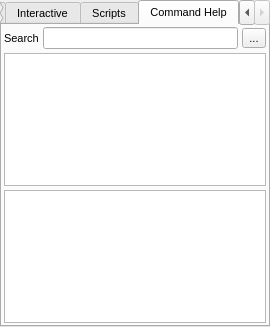
Qt form src/gui/command.ui (trisyoungs/aten) before a commit.
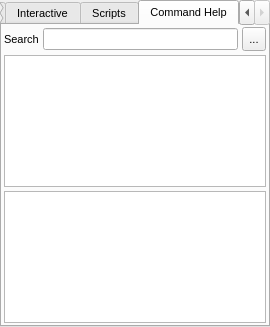
The same form after that commit. The open tabs and pages were chosen to show the change. Icons and pictures are not drawn. Custom widgets are drawn as their Qt base class.

Commit message: Reinstated importgrid filter for cube files, but model data is no longer loaded. Fixed - Missing endGL() call in TCanvas::isRenderingOk() which was killing all rendering. Made TCanvas::isRenderingOk() more robust. Fixed - Spewing of QPainter errors when certain dock widgets were floated, related to assigned svg window icons.

```diff
--- a/src/gui/command.ui
+++ b/src/gui/command.ui
@@ -346,6 +346,18 @@
           </item>
           <item>
            <widget class="QToolButton" name="ClearSearchButton">
+            <property name="minimumSize">
+             <size>
+              <width>0</width>
+              <height>24</height>
+             </size>
+            </property>
+            <property name="maximumSize">
+             <size>
+              <width>16777215</width>
+              <height>24</height>
+             </size>
+            </property>
             <property name="text">
              <string>...</string>
             </property>
@@ -353,6 +365,12 @@
              <iconset resource="icons.qrc">
               <normaloff>:/basic/icons/basic_cross.svg</normaloff>:/basic/icons/basic_cross.svg</iconset>
             </property>
+            <property name="iconSize">
+             <size>
+              <width>16</width>
+              <height>16</height>
+             </size>
+            </property>
            </widget>
           </item>
          </layout>
```
Left out of the diff: 10 changed lines with no effect on the pictures. The commit also changes 10 other files.
